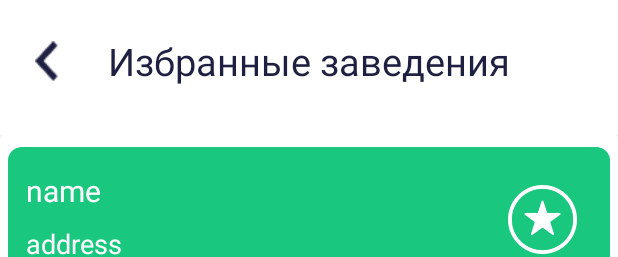
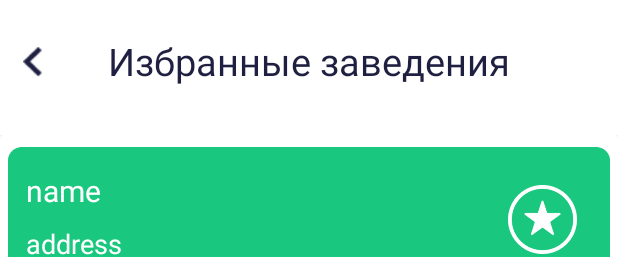
Before and after one commit to Maksbtk/PlaceReserve, an Android app: the layout activity_favoriteplaces.xml on its own in the app's theme, with its tools: preview values and no code run, on a phone screen of 412 x 824 dp. Shown: the top 257 px of the screen. Run offline under Robolectric (Android 15) with nearby library versions, the phone set to English and light mode, and no system bars.

Commit message:
последняя самая новая версия, я ебал гит доробатоны избрынные тута чуть чуть

```diff
--- a/app/src/main/java/com/example/placereserve/MainActivity.kt
+++ b/app/src/main/java/com/example/placereserve/MainActivity.kt
@@ -85,6 +85,7 @@ class MainActivity : AppCompatActivity() {
         val goToFavoritePlaces = findViewById<View>(R.id.favoriteBtn) as ImageButton
         goToFavoritePlaces.setOnClickListener(object : View.OnClickListener {
             override fun onClick(v: View) {
+                v.startAnimation(animAlpha)
                 val favoriteIntent = Intent(this@MainActivity, FavoritePlaces::class.java)
                 startActivity(favoriteIntent)
             }
--- a/app/src/main/java/com/example/placereserve/PlaceActivity.kt
+++ b/app/src/main/java/com/example/placereserve/PlaceActivity.kt
@@ -323,6 +323,7 @@ class PlaceActivity : AppCompatActivity() {
                                         "Добавлено в избранные",
                                         Snackbar.LENGTH_SHORT
                                     ).show()
+                                    adapterFav.refreshFavoritePlaces(PlacesData.getFavoritePlaces())
                                 } else {
                                     myRef.removeValue()
                                     favoritePlacesList.remove(
--- a/app/src/main/res/layout/activity_favoriteplaces.xml
+++ b/app/src/main/res/layout/activity_favoriteplaces.xml
@@ -20,15 +20,16 @@
             android:id="@+id/favorite_title"
     />
     <ImageButton
-            app:srcCompat="@drawable/ico_backk"
+
             android:id="@+id/back_in_useer"
             android:layout_gravity="top|left"
-            android:layout_marginTop="20dp"
+            android:layout_marginTop="31dp"
             android:tint="@color/TextColorInPLaces"
-            android:background="@color/colorPrimary"
-            android:layout_width="42dp"
-            android:layout_marginStart="10dp"
-            android:layout_height="42dp"
+            android:background="@drawable/ico_backk"
+            android:layout_width="13dp"
+            android:layout_height="20dp"
+            android:layout_marginStart="15dp"
+
     />
     <android.support.v7.widget.RecyclerView
             android:id="@+id/favorite_places_list"
```
Also changed, not shown: app/src/main/java/com/example/placereserve/FavoritePlacesAdapter.kt (+4 -7 lines).
